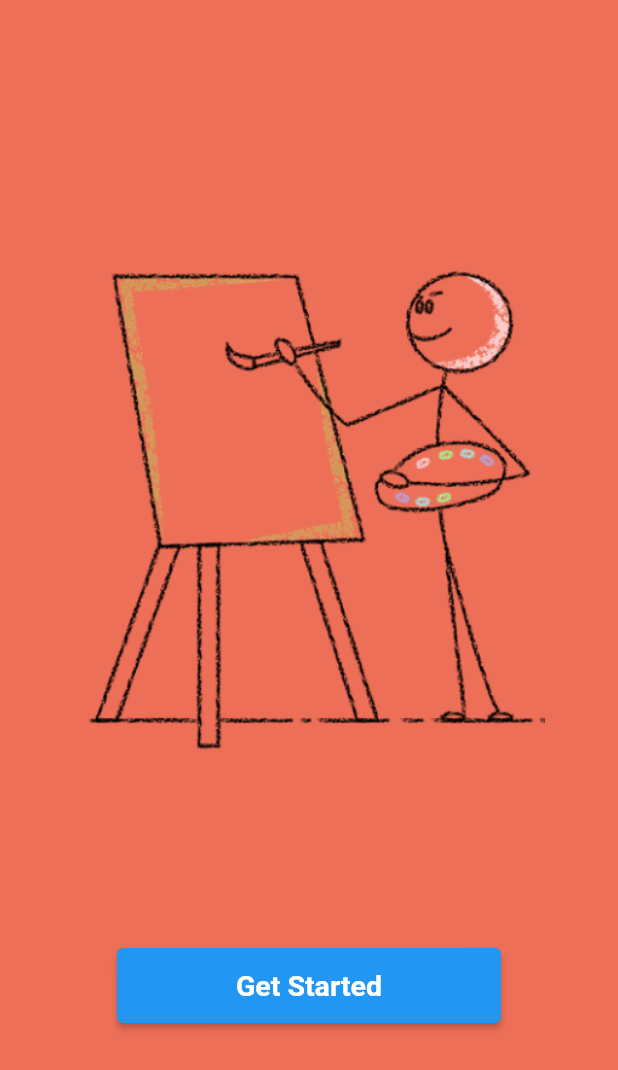
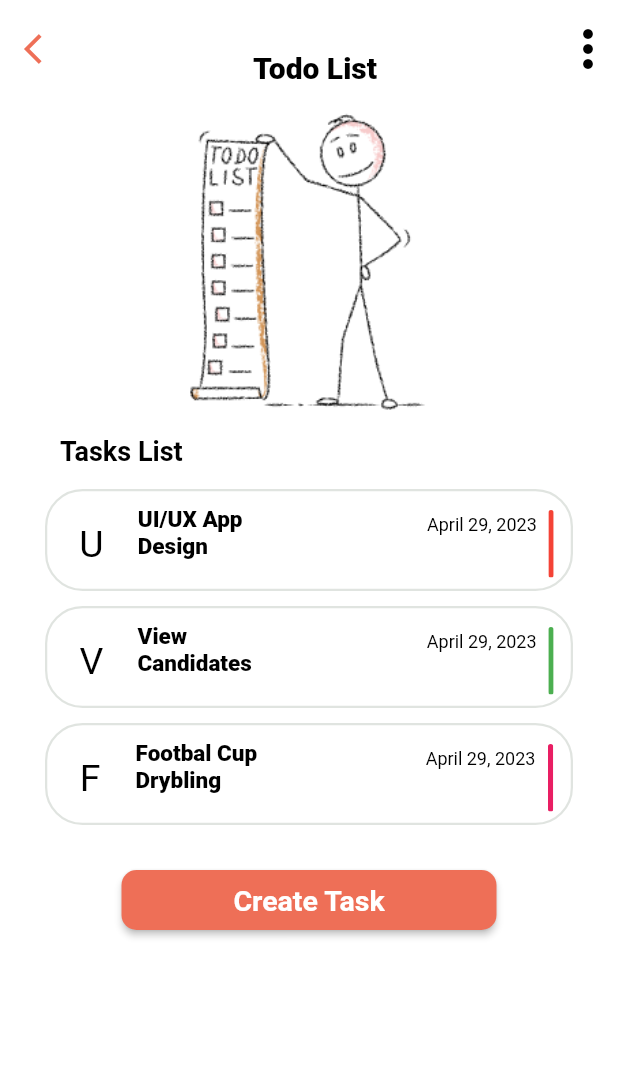
Before and after one commit to NathanZK/2023-project-phase-mobile-tasks, a Flutter app: the screen it shows after launch, on a phone screen of 412 x 824 dp. Shown: the top 1070 px of the screen. Run offline on Flutter 3.47's test engine with Material 2 defaults, Android fonts, the phone set to English and light mode, and no system bars.

Commit message:
Add todo_list screen

```diff
--- /dev/null
+++ b/on-boarding/todo/lib/Screens/todo_list.dart
@@ -0,0 +1,161 @@
+import 'package:flutter/cupertino.dart';
+import 'package:flutter/material.dart';
+
+import '../app_bar.dart';
+
+class TodoList extends StatelessWidget {
+  const TodoList({super.key});
+
+  @override
+  Widget build(BuildContext context) {
+    return Scaffold(
+      backgroundColor: Colors.white,
+      appBar: const CommonAppBar(
+        title: 'Todo List',
+      ),
+      body: Column(
+        crossAxisAlignment: CrossAxisAlignment.start,
+        children: [
+          const Center(
+            child: Image(
+              width: 220,
+              height: 220,
+              image: AssetImage('assets/images/stickman-with-todo-list.png'),
+            ),
+          ),
+          const Padding(
+            padding: EdgeInsets.fromLTRB(40, 5, 0, 0),
+            child: Text(
+              "Tasks List",
+              style: TextStyle(
+                color: Colors.black,
+                fontWeight: FontWeight.bold,
+                fontSize: 18,
+              ),
+            ),
+          ),
+          const SizedBox(height: 5),
+          const Task(
+            initial: "U",
+            taskName: "UI/UX App Design",
+            date: "April 29, 2023",
+            col: Colors.red,
+          ),
+          const Task(
+            initial: "V",
+            taskName: "View Candidates",
+            date: "April 29, 2023",
+            col: Colors.green,
+          ),
+          const Task(
+            initial: "F",
+            taskName: "Footbal Cup Drybling",
+            date: "April 29, 2023",
+            col: Colors.pink,
+          ),
+          const SizedBox(height: 30),
+          Center(
+            child: SizedBox(
+              width: 250,
+              height: 40,
+              child: ElevatedButton(
+                onPressed: () {},
+                style: ButtonStyle(
+                    backgroundColor: MaterialStateProperty.all<Color>(
+                      const Color(0xFFEE6F57),
+                    ),
+                    shape: MaterialStateProperty.all<RoundedRectangleBorder>(
+                        RoundedRectangleBorder(
+                      borderRadius: BorderRadius.circular(10.0),
+                    ))),
+                child: const Text(
+                  "Create Task",
+                  style: TextStyle(
+                    fontSize: 19,
+                    fontWeight: FontWeight.w700,
+                  ),
+                ),
+              ),
+            ),
+          ),
+        ],
+      ),
+    );
+  }
+}
+
+class Task extends StatelessWidget {
+  final String initial, taskName, date;
+  final Color col;
+  const Task(
+      {super.key,
+      required this.initial,
+      required this.taskName,
+      required this.date,
+      required this.col});
+
+  @override
+  Widget build(BuildContext context) {
+    return Padding(
+      padding: const EdgeInsets.fromLTRB(30, 10, 30, 0),
+      child: Container(
+        padding: const EdgeInsets.fromLTRB(20, 10, 10, 5),
+        decoration: BoxDecoration(
+            borderRadius: BorderRadius.circular(25.0),
+            border: Border.all(
+                color: const Color.fromARGB(255, 224, 228, 224), width: 1.5)),
+        child: Row(
+          mainAxisAlignment: MainAxisAlignment.spaceEvenly,
+          children: [
+            Text(
+              initial,
+              style: const TextStyle(
+                color: Colors.black,
+                fontSize: 25,
+              ),
+            ),
+            const SizedBox(width: 20),
+            SizedBox(
+              height: 50,
+              width: 100,
+              child: Text(
+                taskName,
+                style: const TextStyle(
+                  color: Colors.black,
+                  fontWeight: FontWeight.w800,
+                  fontSize: 15,
+                ),
+              ),
+            ),
+            const SizedBox(width: 90),
+            Column(
+              children: [
+                Text(
+                  date,
+                  style: const TextStyle(
+                    color: Colors.black,
+                    fontSize: 12,
+                  ),
+                ),
+                const SizedBox(
+                  height: 25,
+                ),
+              ],
+            ),
+            const SizedBox(width: 5),
+            ClipRRect(
+              borderRadius: BorderRadius.circular(100.0),
+              child: SizedBox(
+                height: 45,
+                width: 3.5,
+                child: DecoratedBox(
+                  decoration: BoxDecoration(color: col),
+                ),
+              ),
+            ),
+          ],
+        ),
+      ),
+    );
+  }
+}
--- a/on-boarding/todo/lib/main.dart
+++ b/on-boarding/todo/lib/main.dart
@@ -1,5 +1,6 @@
 import 'package:flutter/material.dart';
 import 'package:todo/Screens/task_detail.dart';
+import 'package:todo/Screens/todo_list.dart';
 
 import 'Screens/add_task.dart';
 import 'Screens/getting_started.dart';
@@ -15,9 +16,10 @@ class TodoApp extends StatelessWidget {
   Widget build(BuildContext context) {
     return const MaterialApp(
       debugShowCheckedModeBanner: false,
-      home: GetStarted(),
+      // home: GetStarted(),
       // home: AddTask(),
       // home: TaskDetail(),
+      home: TodoList(),
     );
   }
 }
--- a/on-boarding/todo/pubspec.yaml
+++ b/on-boarding/todo/pubspec.yaml
@@ -62,6 +62,7 @@ flutter:
   assets:
     - assets/images/stick-man-painting-on-canvas.png
     - assets/images/shopping-list.png
+    - assets/images/stickman-with-todo-list.png
 
 
   # An image asset can refer to one or more resolution-specific "variants", see
```
Also changed, not shown: on-boarding/todo/assets/images/stickman-with-todo-list.png (added).
